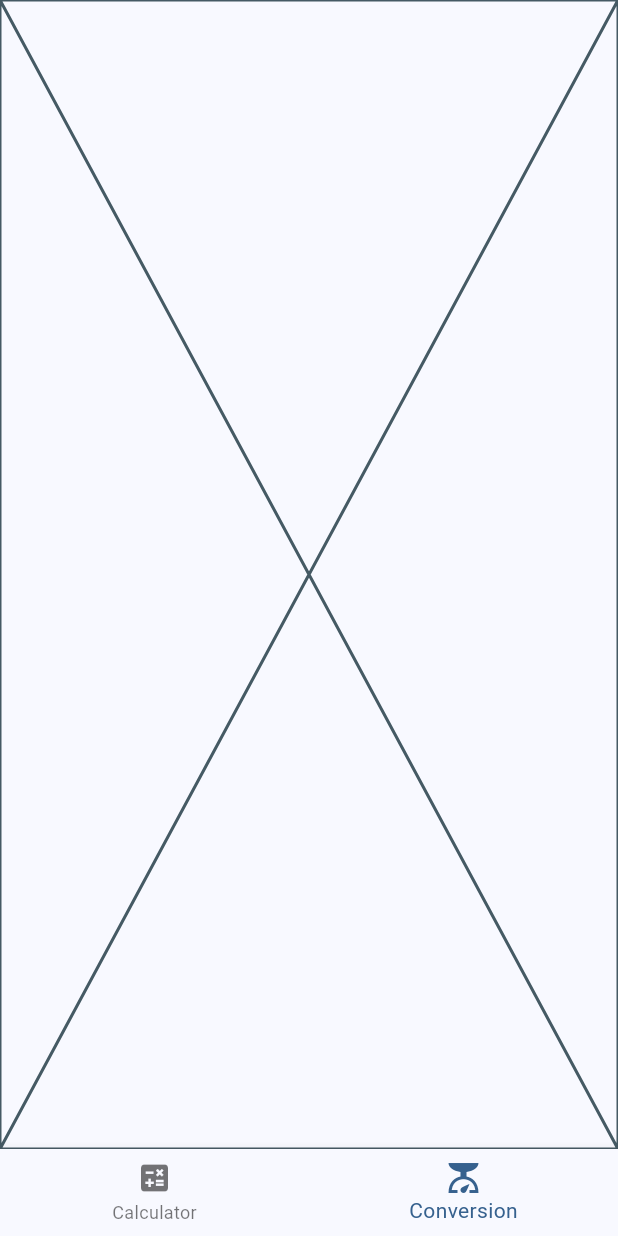
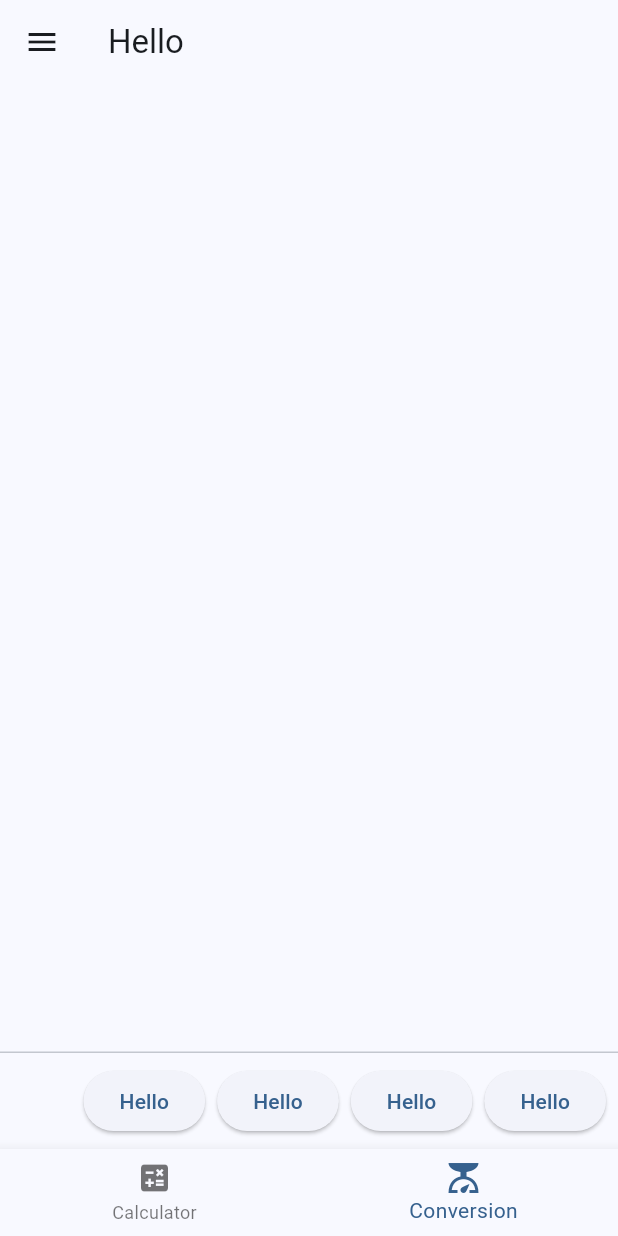
Before and after one commit to Deveesh-Shetty/MathOps, a Flutter app: the screen it shows after launch, item 2 of the bottom bar chosen, on a phone screen of 412 x 824 dp. Run offline on Flutter 3.47's test engine with Material 2 defaults, Android fonts, the phone set to English and light mode, and no system bars.

Commit message:
Checkpoint before i mess up

```diff
--- a/lib/main.dart
+++ b/lib/main.dart
@@ -1,4 +1,6 @@
+import 'package:flutter/gestures.dart';
 import 'package:flutter/material.dart';
+import 'package:provider/provider.dart';
 
 void main() {
   runApp(const MyApp());
@@ -36,19 +38,27 @@ class Calculator extends StatefulWidget {
   State<Calculator> createState() => _CalculatorState();
 }
 
+class Conversion extends StatefulWidget {
+  const Conversion({super.key});
+  State<StatefulWidget> createState() => _ConversionState();
+}
+
 class _CalculatorState extends State<Calculator> {
   // __number stores the intermediate number if the user is
   // entering multidigit number which he will....
 
   double result = 0.toDouble();
-  int? firstNumber;
+  double? firstNumber;
   String? __number;
-  int? secondNumber;
+  double? secondNumber;
   String? operator;
+
+  int precision = 4;
+  double buttonPadding = 25.0;
 
   void onButtonClick(var character) {
     if (character == '=') {
-      return setState(() {
+      setState(() {
         if (firstNumber == null || secondNumber == null) return;
 
         if (operator == '+') {
@@ -64,15 +74,15 @@ class _CalculatorState extends State<Calculator> {
         }
 
         setState(() {
-          // TODO: convert the first and second number to double;
           // Below statement means that we can continue the next operation
           // once user presses '=' by taking previous result as first number
-          // firstNumber = result
-          firstNumber = null;
+          firstNumber = result;
           operator = null;
           secondNumber = null;
         });
       });
+
+      return;
     }
 
     if (character == 'bksp') {
@@ -83,17 +93,29 @@ class _CalculatorState extends State<Calculator> {
           // Basically removing the last digit by dividing by 10
           // and then removing the decimal by floor()
           return setState(() {
-            firstNumber = (firstNumber! / 10).floor();
+            firstNumber = (firstNumber! / 10).floor().toDouble();
           });
         } else {
           return setState(() {
-            secondNumber = (secondNumber! / 10).floor();
+            secondNumber = (secondNumber! / 10).floor().toDouble();
           });
         }
       });
     }
 
+    // TODO: Add Decimal point use
+    // Have to convert first and second number to double
+    if (character == '.') {
+      if (firstNumber == null) return;
+      return setState(() {
+        firstNumber = double.parse('${firstNumber!.toStringAsFixed(0)}.');
+        print('$firstNumber');
+      });
+    }
+
     if (character.runtimeType == String) {
+      if (character == '.') return;
+
       if (firstNumber == null) {
         return;
       }
@@ -103,22 +125,23 @@ class _CalculatorState extends State<Calculator> {
     }
 
     if (character.runtimeType == int) {
+      character = character.toDouble();
       if (operator == null) {
         return setState(() {
           // If the user wants to enter multidigit then we are
           // multipling the previous number with 10 and adding the new digit
           __number = character.toString();
           firstNumber = firstNumber == null
-              ? int.parse(__number!)
-              : (firstNumber! * 10) + int.parse(__number!);
+              ? double.parse(__number!)
+              : (firstNumber! * 10) + double.parse(__number!);
         });
       }
       if (firstNumber != null) {
         return setState(() {
           __number = character.toString();
           secondNumber = secondNumber == null
-              ? int.parse(__number!)
-              : (secondNumber! * 10) + int.parse(__number!);
+              ? double.parse(__number!)
+              : (secondNumber! * 10) + double.parse(__number!);
         });
       }
       return;
@@ -169,7 +192,10 @@ class _CalculatorState extends State<Calculator> {
                   child: SingleChildScrollView(
                     scrollDirection: Axis.horizontal,
                     child: Text(
-                      '${result}',
+                      // If the result has .0 then remove it else print
+                      // with precision which is mention
+                      result.toStringAsFixed(
+                          result.truncateToDouble() == result ? 0 : precision),
                       style: TextStyle(
                         color: Color.fromRGBO(255, 255, 255, 1),
                         fontSize: 96,
@@ -395,6 +421,40 @@ class _CalculatorState extends State<Calculator> {
   }
 }
 
+class _ConversionState extends State<Conversion> {
+  @override
+  Widget build(BuildContext context) {
+    var theme = Theme.of(context);
+    return Scaffold(
+      appBar: AppBar(
+        title: Text('Hello'),
+      ),
+      drawer: Drawer(
+        child: Text('land'),
+      ),
+      drawerScrimColor: Color.fromRGBO(0, 0, 0, 0.5),
+      persistentFooterButtons: [
+        ElevatedButton(
+          onPressed: () {},
+          child: Text('Hello'),
+        ),
+        ElevatedButton(
+          onPressed: () {},
+          child: Text('Hello'),
+        ),
+        ElevatedButton(
+          onPressed: () {},
+          child: Text('Hello'),
+        ),
+        ElevatedButton(
+          onPressed: () {},
+          child: Text('Hello'),
+        )
+      ],
+    );
+  }
+}
+
 class KeyButton extends StatelessWidget {
   final String text;
   final Function onClick;
@@ -437,7 +497,7 @@ class _MyHomePageState extends State<MyHomePage> {
         break;
       case 1:
         // Converter();
-        page = Placeholder();
+        page = Conversion();
         break;
       default:
         throw UnimplementedError('No widget for $bottomNavigationIndex');
```
